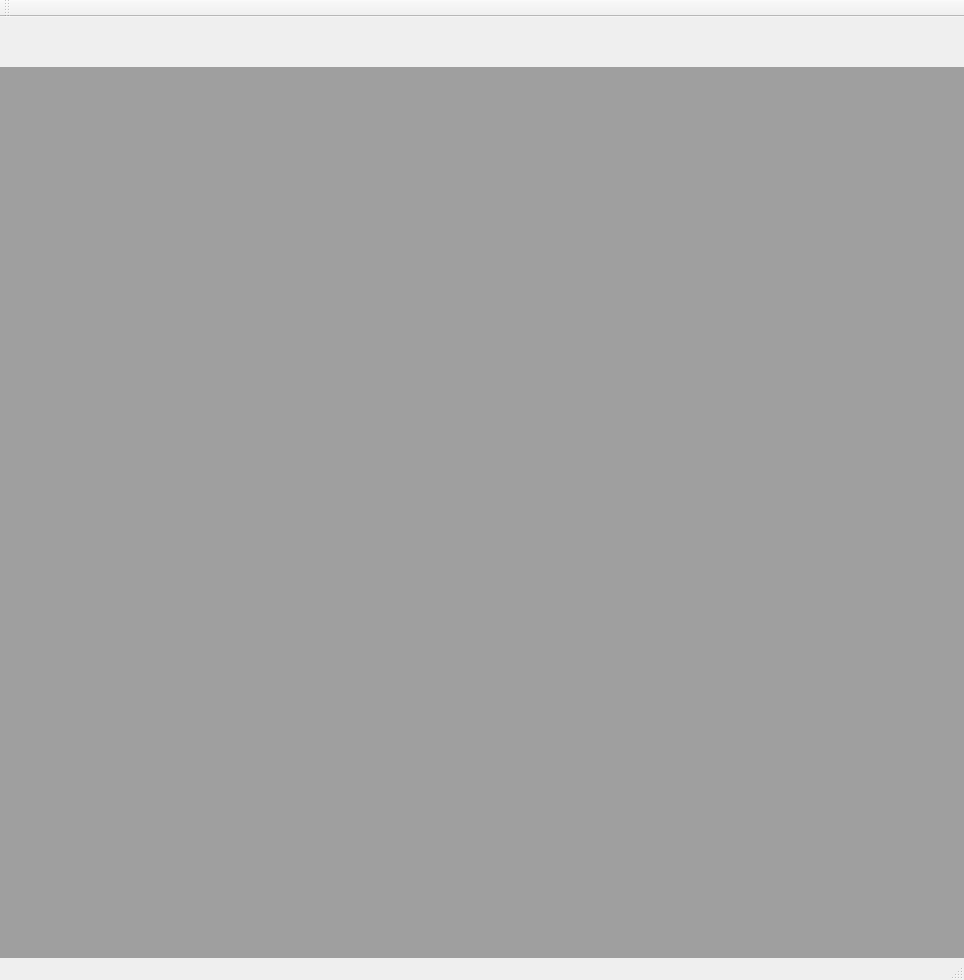
This is EFIGenieEditor/EFIGenieEditor/EFIGenieEditor.ui in FL0WL0W/EFIGenie as Qt 5 draws it before an edit. The edited form follows.
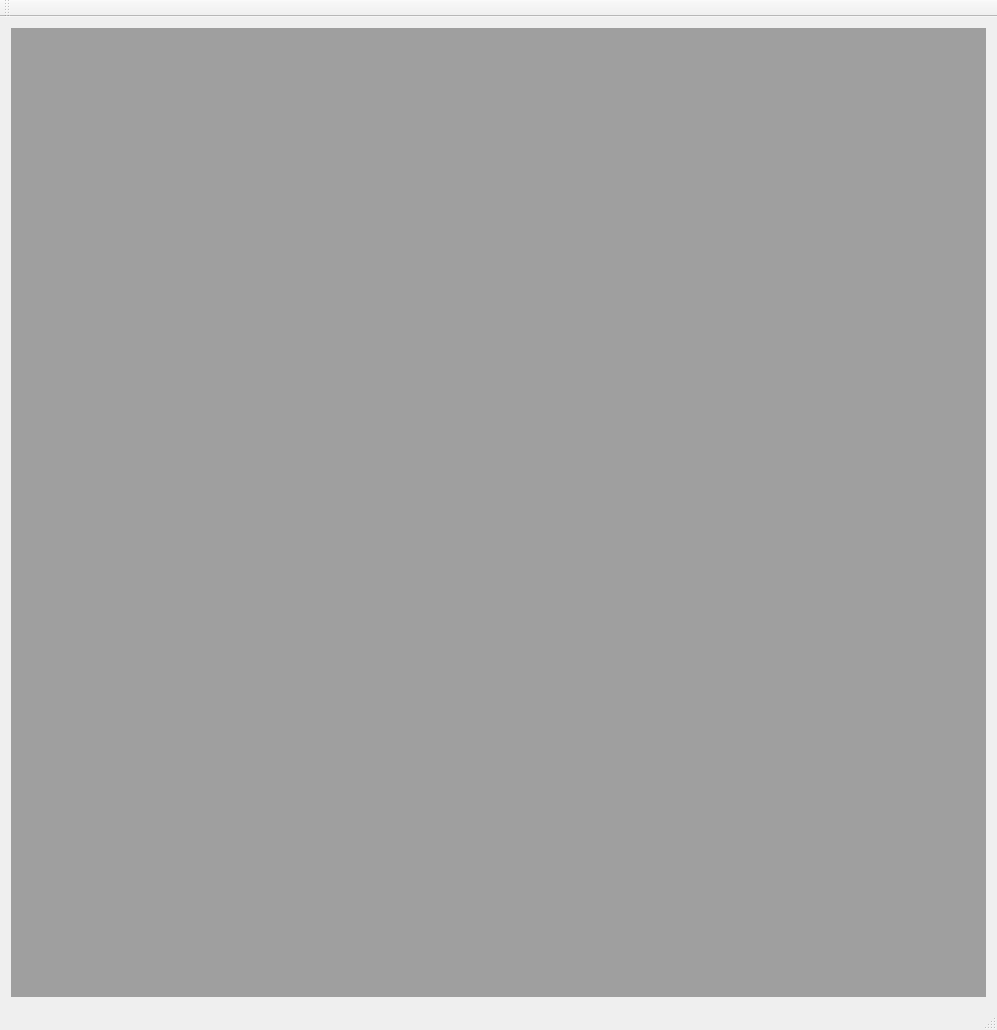
This is the edited form.

The edit to the form file:
```diff
--- a/EFIGenieEditor/EFIGenieEditor/EFIGenieEditor.ui
+++ b/EFIGenieEditor/EFIGenieEditor/EFIGenieEditor.ui
@@ -6,24 +6,26 @@
    <rect>
     <x>0</x>
     <y>0</y>
-    <width>964</width>
-    <height>980</height>
+    <width>997</width>
+    <height>1030</height>
    </rect>
   </property>
   <property name="windowTitle">
    <string>EFIGenieEditor</string>
   </property>
   <widget class="QWidget" name="centralWidget">
+   <layout class="QGridLayout" name="gridLayout">
+    <item row="0" column="0">
    <widget class="QMdiArea" name="mainArea">
-    <property name="geometry">
-     <rect>
-      <x>0</x>
-      <y>50</y>
-      <width>981</width>
-      <height>911</height>
-     </rect>
-    </property>
-   </widget>
+      <property name="sizePolicy">
+       <sizepolicy hsizetype="Expanding" vsizetype="Expanding">
+        <horstretch>0</horstretch>
+        <verstretch>0</verstretch>
+       </sizepolicy>
+      </property>
+     </widget>
+    </item>
+   </layout>
   </widget>
   <widget class="QMenuBar" name="menuBar">
    <property name="geometry">
```
Left out of the diff: 2 changed lines with no effect on the pictures. Lines whose indentation alone changed are shown as unchanged.
